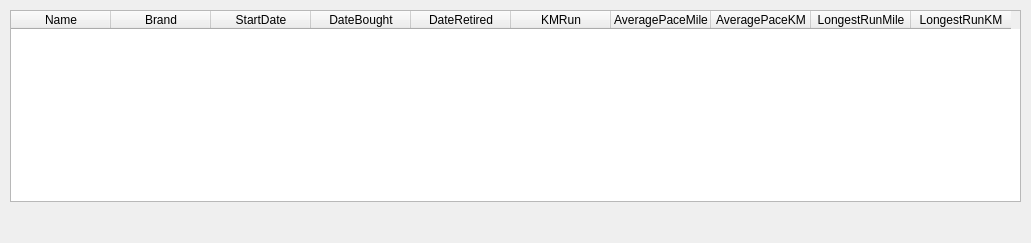
paull87/running_app, file UI/ShoeList.ui: the form before one commit.
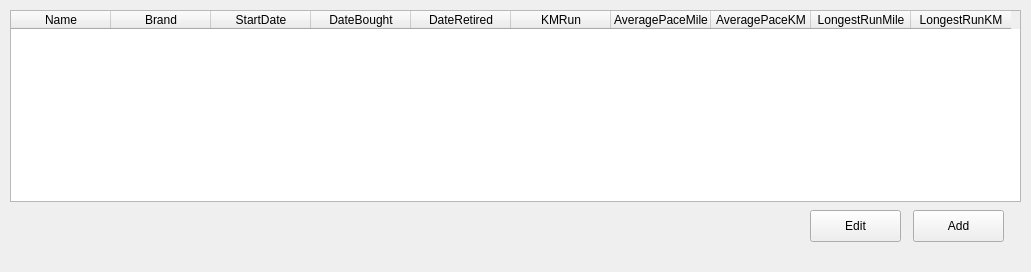
The form after the commit.

Commit message: Added logic to open ShoeDetail from ShoeList with selected shoe

Patch:
```diff
--- a/UI/ShoeList.ui
+++ b/UI/ShoeList.ui
@@ -7,7 +7,7 @@
     <x>0</x>
     <y>0</y>
     <width>1031</width>
-    <height>243</height>
+    <height>272</height>
    </rect>
   </property>
   <property name="windowTitle">
@@ -77,6 +77,32 @@
      </property>
     </column>
    </widget>
+   <widget class="QPushButton" name="buttonAdd">
+    <property name="geometry">
+     <rect>
+      <x>913</x>
+      <y>210</y>
+      <width>91</width>
+      <height>32</height>
+     </rect>
+    </property>
+    <property name="text">
+     <string>Add</string>
+    </property>
+   </widget>
+   <widget class="QPushButton" name="buttonEdit">
+    <property name="geometry">
+     <rect>
+      <x>810</x>
+      <y>210</y>
+      <width>91</width>
+      <height>32</height>
+     </rect>
+    </property>
+    <property name="text">
+     <string>Edit</string>
+    </property>
+   </widget>
   </widget>
   <widget class="QMenuBar" name="menubar">
    <property name="geometry">
```
Left out of the diff: 6 changed lines with no effect on the pictures. The commit also changes 7 other files.
